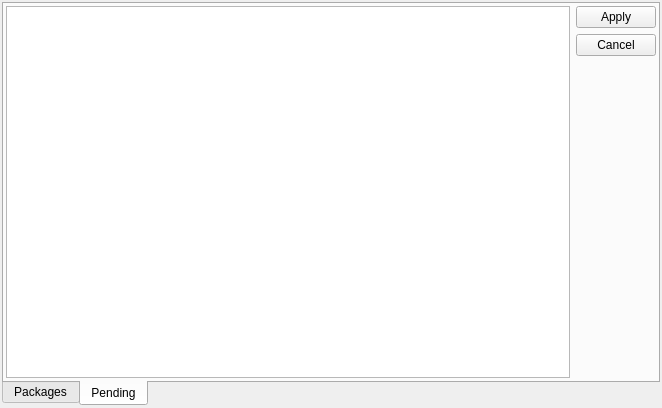
Before: the Qt Designer form src/plugins/lackman/lackman.ui in 0xd34df00d/leechcraft, drawn with Qt 5.
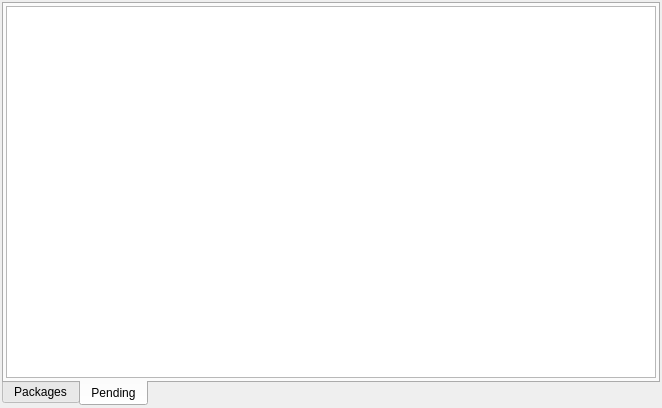
After: the same form once the commit is applied. The open tabs and pages were chosen to show the change.

Commit message: LackMan: moved apply/cancel to toolbar, closes #305.

The edit to the form file:
```diff
--- a/src/plugins/lackman/lackman.ui
+++ b/src/plugins/lackman/lackman.ui
@@ -95,37 +95,6 @@
          </attribute>
         </widget>
        </item>
-       <item>
-        <layout class="QVBoxLayout" name="verticalLayout_4">
-         <item>
-          <widget class="QPushButton" name="Apply_">
-           <property name="text">
-            <string>Apply</string>
-           </property>
-          </widget>
-         </item>
-         <item>
-          <widget class="QPushButton" name="Cancel_">
-           <property name="text">
-            <string>Cancel</string>
-           </property>
-          </widget>
-         </item>
-         <item>
-          <spacer name="verticalSpacer">
-           <property name="orientation">
-            <enum>Qt::Vertical</enum>
-           </property>
-           <property name="sizeHint" stdset="0">
-            <size>
-             <width>20</width>
-             <height>40</height>
-            </size>
-           </property>
-          </spacer>
-         </item>
-        </layout>
-       </item>
       </layout>
      </widget>
     </widget>
```
The commit also changes 4 other files.
